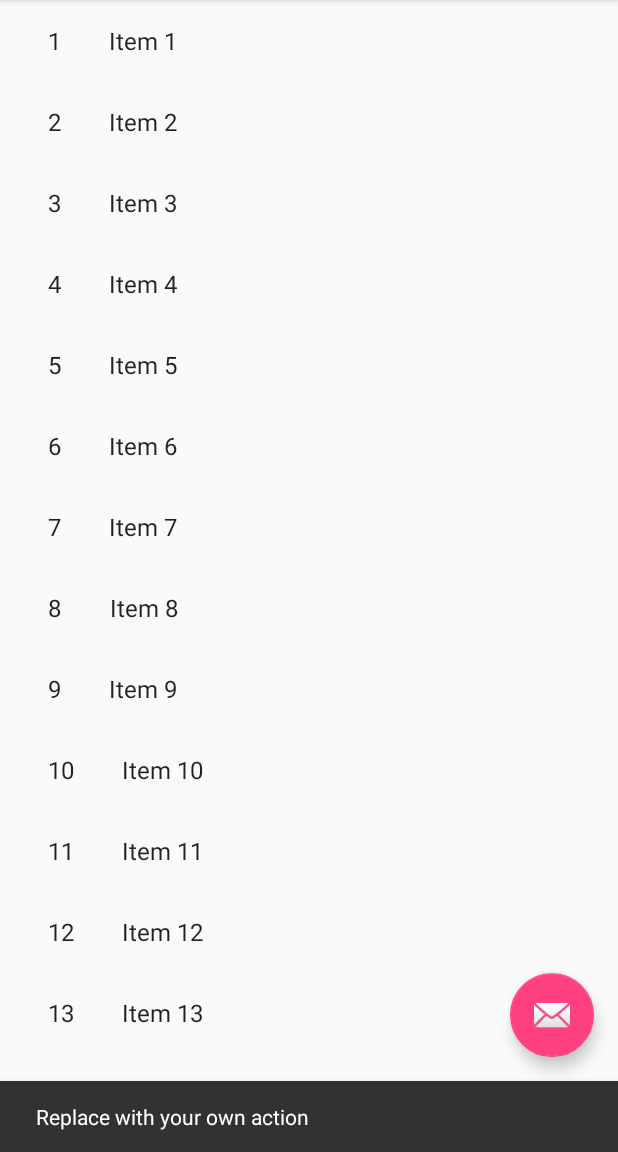
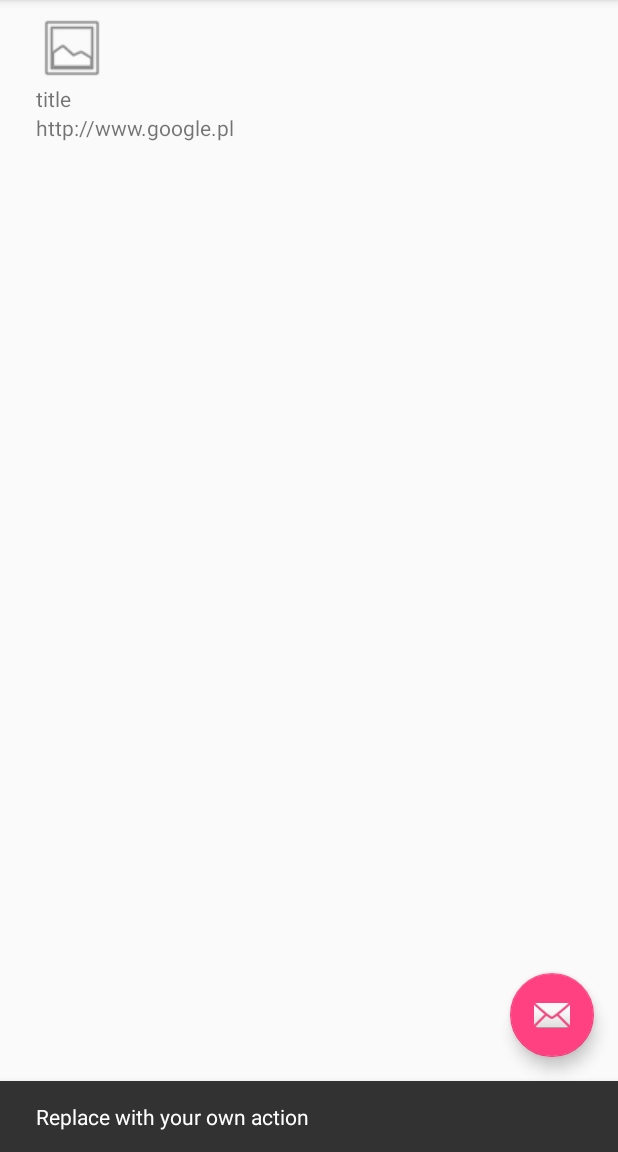
Before and after one commit to Kanialdo/interview-futuremind, an Android app: the screen it shows after launch (ItemListActivity before the commit, MainActivity after it), after a tap on an icon or button, on a phone screen of 412 x 824 dp, the part 84-1236 px from its top. Run offline under Robolectric (Android 15) with nearby library versions, the phone set to English and light mode, and no system bars; our stand-ins replace ButterKnife.

Commit message:
Adapt sample activties/fragments to project requirements

```diff
--- a/app/src/main/java/pl/krystiankaniowski/futuremind/ItemListActivity.java
+++ b/app/src/main/java/pl/krystiankaniowski/futuremind/MainActivity.java
@@ -1,7 +1,6 @@
 package pl.krystiankaniowski.futuremind;
 
 import android.content.Context;
-import android.content.Intent;
 import android.os.Bundle;
 import android.support.annotation.NonNull;
 import android.support.design.widget.FloatingActionButton;
@@ -11,32 +10,25 @@ import android.support.v7.widget.RecyclerView;
 import android.support.v7.widget.Toolbar;
 import android.view.View;
 
+import java.util.ArrayList;
+import java.util.List;
+
+import pl.krystiankaniowski.futuremind.adapter.DataAdapter;
 import pl.krystiankaniowski.futuremind.adapter.ListManager;
-import pl.krystiankaniowski.futuremind.adapter.SimpleItemRecyclerViewAdapter;
-import pl.krystiankaniowski.futuremind.dummy.DummyContent;
+import pl.krystiankaniowski.futuremind.adapter.view.ViewType;
+import pl.krystiankaniowski.futuremind.model.SingleData;
 import pl.krystiankaniowski.futuremind.rest.DataManager;
 
-/**
- * An activity representing a list of Items. This activity
- * has different presentations for handset and tablet-size devices. On
- * handsets, the activity presents a list of items, which when touched,
- * lead to a {@link ItemDetailActivity} representing
- * item details. On tablets, the activity presents the list of items and
- * item details side-by-side using two vertical panes.
- */
-public class ItemListActivity extends AppCompatActivity implements ListManager {
+public class MainActivity extends AppCompatActivity implements ListManager {
 
     // =============================================================================================
     //      VARIABLES
     // =============================================================================================
 
-    /**
-     * Whether or not the activity is in two-pane mode, i.e. running on a tablet
-     * device.
-     */
-    private boolean mTwoPane;
+    private boolean twoPaneLayout;
 
     private DataManager dataManager = new DataManager();
+    private DataAdapter adapter;
 
     // =============================================================================================
     //      LIFE CYCLE
@@ -73,10 +65,19 @@ public class ItemListActivity extends AppCompatActivity implements ListManager {
             // large-screen layouts (res/values-w900dp).
             // If this view is present, then the
             // activity should be in two-pane mode.
-            mTwoPane = true;
+            twoPaneLayout = true;
         }
 
-        dataManager.requestData();
+        // dataManager.requestData();
+
+        List<ViewType> data = new ArrayList<>();
+        SingleData testObject = new SingleData();
+        testObject.setTitle("title");
+        testObject.setDescription("http://www.google.pl");
+        testObject.setImageUrl("http://www.google.pl");
+        data.add(testObject);
+
+        adapter.swap(data);
 
     }
 
@@ -85,29 +86,17 @@ public class ItemListActivity extends AppCompatActivity implements ListManager {
     // =============================================================================================
 
     private void setupRecyclerView(@NonNull RecyclerView recyclerView) {
-        recyclerView.setAdapter(new SimpleItemRecyclerViewAdapter(this, DummyContent.ITEMS));
+        adapter = new DataAdapter(this, null);
+        recyclerView.setAdapter(adapter);
     }
 
     @Override
-    public void showContent(String key, String value) {
+    public void showContent(String title, String url) {
 
-        if (mTwoPane) {
-
-            Bundle arguments = new Bundle();
-            arguments.putString(key, value);
-
-            ItemDetailFragment fragment = new ItemDetailFragment();
-            fragment.setArguments(arguments);
-
-            getSupportFragmentManager().beginTransaction().replace(R.id.item_detail_container, fragment).commit();
-
+        if (twoPaneLayout) {
+            getSupportFragmentManager().beginTransaction().replace(R.id.item_detail_container, DetailsFragment.newInstance(url)).commit();
         } else {
-
-            Intent intent = new Intent(this, ItemDetailActivity.class);
-            intent.putExtra(key, value);
-
-            startActivity(intent);
-
+            startActivity(DetailsActivity.newIntent(this, url));
         }
 
     }
--- a/app/src/main/java/pl/krystiankaniowski/futuremind/adapter/DataAdapter.java
+++ b/app/src/main/java/pl/krystiankaniowski/futuremind/adapter/DataAdapter.java
@@ -23,11 +23,11 @@ public class DataAdapter extends RecyclerView.Adapter<RecyclerView.ViewHolder> {
     //      CONSTRUCTOR
     // =============================================================================================
 
-    public DataAdapter(List<ViewType> data) {
+    public DataAdapter(ListManager manager, List<ViewType> data) {
 
         this.data = data;
 
-        delegatedAdapters.put(ViewType.ROW, new DataDelegatedAdapter());
+        delegatedAdapters.put(ViewType.ROW, new DataDelegatedAdapter(manager));
 
     }
 
@@ -51,4 +51,22 @@ public class DataAdapter extends RecyclerView.Adapter<RecyclerView.ViewHolder> {
         return data.size();
     }
 
+    @Override
+    public int getItemViewType(int position) {
+        return data.get(position).getViewType();
+    }
+
+    public void swap(List<ViewType> data) {
+
+        if (this.data != null) {
+            this.data.clear();
+            this.data.addAll(data);
+        } else {
+            this.data = data;
+        }
+
+        notifyDataSetChanged();
+
+    }
+
 }
--- a/app/src/main/java/pl/krystiankaniowski/futuremind/adapter/ListManager.java
+++ b/app/src/main/java/pl/krystiankaniowski/futuremind/adapter/ListManager.java
@@ -2,6 +2,6 @@ package pl.krystiankaniowski.futuremind.adapter;
 
 public interface ListManager {
 
-    void showContent(String key, String value);
+    void showContent(String key, String url);
 
 }
--- a/app/src/main/java/pl/krystiankaniowski/futuremind/adapter/SimpleItemRecyclerViewAdapter.java
+++ /dev/null
@@ -1,84 +0,0 @@
-package pl.krystiankaniowski.futuremind.adapter;
-
-import android.support.v7.widget.RecyclerView;
-import android.view.LayoutInflater;
-import android.view.View;
-import android.view.ViewGroup;
-import android.widget.TextView;
-
-import java.util.List;
-
-import pl.krystiankaniowski.futuremind.ItemDetailFragment;
-import pl.krystiankaniowski.futuremind.R;
-import pl.krystiankaniowski.futuremind.dummy.DummyContent;
-
-public class SimpleItemRecyclerViewAdapter extends RecyclerView.Adapter<SimpleItemRecyclerViewAdapter.ViewHolder> {
-
-    // =============================================================================================
-    //      VARIABLES
-    // =============================================================================================
-
-    private ListManager listManager;
-    private final List<DummyContent.DummyItem> mValues;
-
-    // =============================================================================================
-    //      CONSTRUCTOR
-    // =============================================================================================
-
-    public SimpleItemRecyclerViewAdapter(ListManager listManager, List<DummyContent.DummyItem> items) {
-        this.listManager = listManager;
-        mValues = items;
-    }
-
-    // =============================================================================================
-    //      LOGIC
-    // =============================================================================================
-
-    @Override
-    public ViewHolder onCreateViewHolder(ViewGroup parent, int viewType) {
-        View view = LayoutInflater.from(parent.getContext()).inflate(R.layout.item_list_content, parent, false);
-        return new ViewHolder(view);
-    }
-
-    @Override
-    public void onBindViewHolder(final ViewHolder holder, int position) {
-        holder.mItem = mValues.get(position);
-        holder.mIdView.setText(mValues.get(position).id);
-        holder.mContentView.setText(mValues.get(position).content);
-
-        holder.mView.setOnClickListener(new View.OnClickListener() {
-            @Override
-            public void onClick(View v) {
-                listManager.showContent(ItemDetailFragment.ARG_ITEM_ID, holder.mItem.id);
-            }
-        });
-    }
-
-    @Override
-    public int getItemCount() {
-        return mValues.size();
-    }
-
-    // =============================================================================================
-    //      VIEW HOLDER
-    // =============================================================================================
-
-    public class ViewHolder extends RecyclerView.ViewHolder {
-        public final View mView;
-        public final TextView mIdView;
-        public final TextView mContentView;
-        public DummyContent.DummyItem mItem;
-
-        public ViewHolder(View view) {
-            super(view);
-            mView = view;
-            mIdView = (TextView) view.findViewById(R.id.id);
-            mContentView = (TextView) view.findViewById(R.id.content);
-        }
-
-        @Override
-        public String toString() {
-            return super.toString() + " '" + mContentView.getText() + "'";
-        }
-    }
-}
--- a/app/src/main/java/pl/krystiankaniowski/futuremind/adapter/delegated/DataDelegatedAdapter.java
+++ b/app/src/main/java/pl/krystiankaniowski/futuremind/adapter/delegated/DataDelegatedAdapter.java
@@ -10,11 +10,26 @@ import android.widget.TextView;
 import butterknife.BindView;
 import butterknife.ButterKnife;
 import pl.krystiankaniowski.futuremind.R;
+import pl.krystiankaniowski.futuremind.adapter.ListManager;
 import pl.krystiankaniowski.futuremind.adapter.view.ViewType;
 import pl.krystiankaniowski.futuremind.adapter.view.ViewTypeDelegateAdapter;
 import pl.krystiankaniowski.futuremind.model.SingleData;
 
 public class DataDelegatedAdapter implements ViewTypeDelegateAdapter {
+
+    // =============================================================================================
+    //      VARIABLES
+    // =============================================================================================
+
+    private ListManager manager;
+
+    // =============================================================================================
+    //      CONSTRUCTOR
+    // =============================================================================================
+
+    public DataDelegatedAdapter(ListManager manager) {
+        this.manager = manager;
+    }
 
     // =============================================================================================
     //      LOGIC
@@ -35,6 +50,7 @@ public class DataDelegatedAdapter implements ViewTypeDelegateAdapter {
 
         viewHolder.title.setText(data.getTitle());
         viewHolder.description.setText(data.getDescription());
+        viewHolder.setOnClickListener(data.getTitle(), data.getDescription());
 
     }
 
@@ -58,6 +74,16 @@ public class DataDelegatedAdapter implements ViewTypeDelegateAdapter {
             ButterKnife.bind(this, view);
         }
 
+        public void setOnClickListener(final String title, final String url) {
+            itemView.setClickable(true);
+            itemView.setOnClickListener(new View.OnClickListener() {
+                @Override
+                public void onClick(View view) {
+                    manager.showContent(title, url);
+                }
+            });
+        }
+
     }
 
 }
--- a/app/src/main/java/pl/krystiankaniowski/futuremind/dummy/DummyContent.java
+++ /dev/null
@@ -1,72 +0,0 @@
-package pl.krystiankaniowski.futuremind.dummy;
-
-import java.util.ArrayList;
-import java.util.HashMap;
-import java.util.List;
-import java.util.Map;
-
-/**
- * Helper class for providing sample content for user interfaces created by
- * Android template wizards.
- * <p>
- * TODO: Replace all uses of this class before publishing your app.
- */
-public class DummyContent {
-
-    /**
-     * An array of sample (dummy) items.
-     */
-    public static final List<DummyItem> ITEMS = new ArrayList<DummyItem>();
-
-    /**
-     * A map of sample (dummy) items, by ID.
-     */
-    public static final Map<String, DummyItem> ITEM_MAP = new HashMap<String, DummyItem>();
-
-    private static final int COUNT = 25;
-
-    static {
-        // Add some sample items.
-        for (int i = 1; i <= COUNT; i++) {
-            addItem(createDummyItem(i));
-        }
-    }
-
-    private static void addItem(DummyItem item) {
-        ITEMS.add(item);
-        ITEM_MAP.put(item.id, item);
-    }
-
-    private static DummyItem createDummyItem(int position) {
-        return new DummyItem(String.valueOf(position), "Item " + position, makeDetails(position));
-    }
-
-    private static String makeDetails(int position) {
-        StringBuilder builder = new StringBuilder();
-        builder.append("Details about Item: ").append(position);
-        for (int i = 0; i < position; i++) {
-            builder.append("\nMore details information here.");
-        }
-        return builder.toString();
-    }
-
-    /**
-     * A dummy item representing a piece of content.
-     */
-    public static class DummyItem {
-        public final String id;
-        public final String content;
-        public final String details;
-
-        public DummyItem(String id, String content, String details) {
-            this.id = id;
-            this.content = content;
-            this.details = details;
-        }
-
-        @Override
-        public String toString() {
-            return content;
-        }
-    }
-}
--- a/app/src/main/res/layout-w900dp/item_list.xml
+++ b/app/src/main/res/layout-w900dp/item_list.xml
@@ -9,7 +9,7 @@
     android:divider="?android:attr/dividerHorizontal"
     android:orientation="horizontal"
     android:showDividers="middle"
-    tools:context="pl.krystiankaniowski.futuremind.ItemListActivity">
+    tools:context=".MainActivity">
 
     <!--
     This layout is a two-pane layout for the Items
@@ -26,7 +26,7 @@
         android:layout_marginLeft="16dp"
         android:layout_marginRight="16dp"
         app:layoutManager="LinearLayoutManager"
-        tools:context="pl.krystiankaniowski.futuremind.ItemListActivity"
+        tools:context=".MainActivity"
         tools:listitem="@layout/item_list_content" />
 
     <FrameLayout
--- a/app/src/main/res/layout/activity_item_detail.xml
+++ b/app/src/main/res/layout/activity_item_detail.xml
@@ -4,7 +4,7 @@
     android:layout_width="match_parent"
     android:layout_height="match_parent"
     android:fitsSystemWindows="true"
-    tools:context="pl.krystiankaniowski.futuremind.ItemDetailActivity"
+    tools:context=".DetailsActivity"
     tools:ignore="MergeRootFrame">
 
     <android.support.design.widget.AppBarLayout
--- a/app/src/main/res/layout/item_detail.xml
+++ b/app/src/main/res/layout/item_detail.xml
@@ -6,4 +6,4 @@
     android:layout_height="match_parent"
     android:padding="16dp"
     android:textIsSelectable="true"
-    tools:context="pl.krystiankaniowski.futuremind.ItemDetailFragment" />
+    tools:context=".DetailsFragment" />
--- a/app/src/main/res/layout/item_list.xml
+++ b/app/src/main/res/layout/item_list.xml
@@ -9,5 +9,5 @@
     android:layout_marginLeft="16dp"
     android:layout_marginRight="16dp"
     app:layoutManager="LinearLayoutManager"
-    tools:context="pl.krystiankaniowski.futuremind.ItemListActivity"
+    tools:context=".MainActivity"
     tools:listitem="@layout/item_list_content" />
```
Also changed, not shown: app/src/main/AndroidManifest.xml (+4 -4 lines), app/src/main/java/pl/krystiankaniowski/futuremind/DetailsActivity.java (renamed from app/src/main/java/pl/krystiankaniowski/futuremind/ItemDetailActivity.java, +32 -31 lines), app/src/main/java/pl/krystiankaniowski/futuremind/DetailsFragment.java (added, +69 -0 lines), app/src/main/java/pl/krystiankaniowski/futuremind/ItemDetailFragment.java (deleted, +0 -86 lines), app/src/main/res/layout/fragment_details.xml (added, +13 -0 lines).
